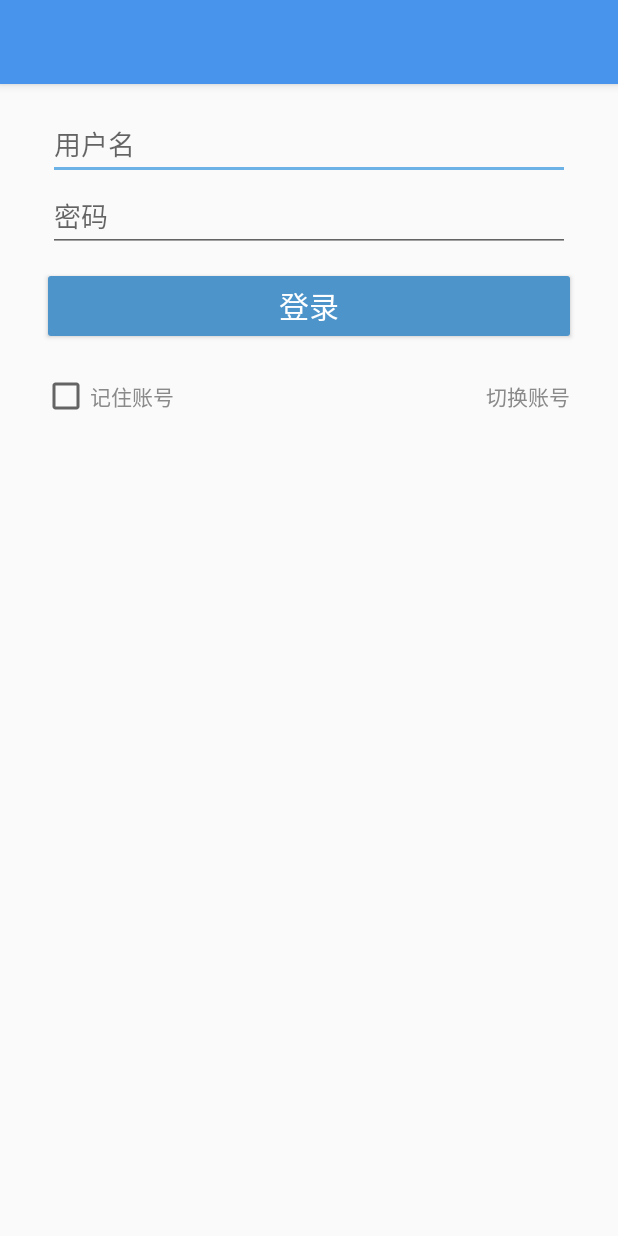
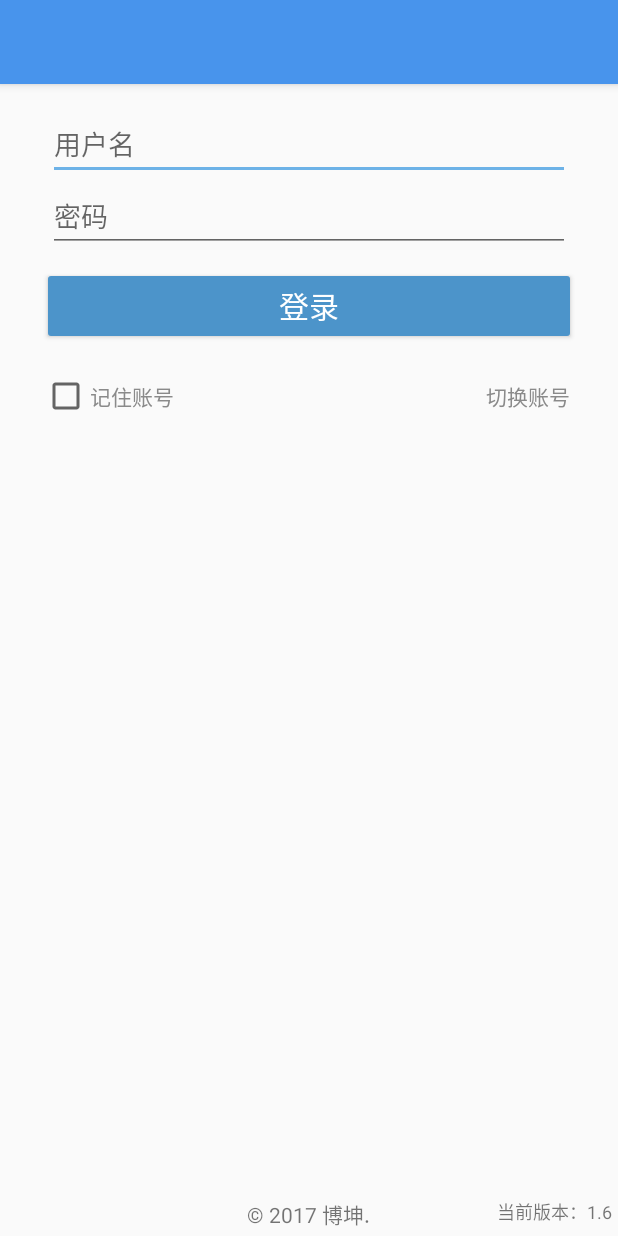
Before and after one commit to darenjia/JCApp, an Android app: the layout activity_mylogin.xml on its own in the app's theme, with its tools: preview values and no code run, on a phone screen of 412 x 824 dp. Run offline under Robolectric (Android 15) with nearby library versions, the phone set to English and light mode, and no system bars.

Commit message:
修改版本为1.7,解决数据表升级数据错位问题

```diff
--- a/app/build.gradle
+++ b/app/build.gradle
@@ -7,8 +7,8 @@ android {
         applicationId "com.bokun.bkjcb.jcapp"
         minSdkVersion 16
         targetSdkVersion 25
-        versionCode 6
-        versionName "1.5"
+        versionCode 7
+        versionName "1.7"
         testInstrumentationRunner "android.support.test.runner.AndroidJUnitRunner"
         /* vectorDrawables.useSupportLibrary = true
          buildConfigField "boolean", "ENABLE_ANALYTICS", "true"*/
--- a/app/src/main/java/com/bokun/bkjcb/on_siteinspection/Activity/LoginActivity.java
+++ b/app/src/main/java/com/bokun/bkjcb/on_siteinspection/Activity/LoginActivity.java
@@ -53,6 +53,7 @@ public class LoginActivity extends BaseActivity implements RequestListener {
     private boolean isRemberPass;
     private String passWord;
     private String ip;
+    private TextView version;
 
     private static class MyHandler extends Handler {
         private final WeakReference<LoginActivity> mActivity;
@@ -118,6 +119,7 @@ public class LoginActivity extends BaseActivity implements RequestListener {
         mLoginView = (LinearLayout) findViewById(R.id.logining_view);
         mRembPass = (CheckBox) findViewById(R.id.login_pass_remb);
         mCardView = (CardView) findViewById(R.id.login_cardview);
+        version = (TextView) findViewById(R.id.version);
         Toolbar toolbar = (Toolbar) findViewById(R.id.toolbar);
         toolbar.setTitle("登录");
         setSupportActionBar(toolbar);
@@ -273,6 +275,7 @@ public class LoginActivity extends BaseActivity implements RequestListener {
 //            mPassword.setText(password);
             mRembPass.setChecked(true);
         }
+        version.setText("当前版本：" + Utils.getVersion(this));
         new CheckUpUtil(this).checkUpadte(false, true);
 
 //        mUserName.setText("ljl_qs");
--- a/app/src/main/java/com/bokun/bkjcb/on_siteinspection/SQLite/SQLiteOpenUtil.java
+++ b/app/src/main/java/com/bokun/bkjcb/on_siteinspection/SQLite/SQLiteOpenUtil.java
@@ -6,7 +6,6 @@ import android.database.sqlite.SQLiteDatabase;
 import android.database.sqlite.SQLiteOpenHelper;
 
 import com.bokun.bkjcb.on_siteinspection.Utils.Constants;
-import com.elvishew.xlog.XLog;
 
 /**
  * Created by DengShuai on 2017/3/20.
@@ -42,7 +41,7 @@ public class SQLiteOpenUtil extends SQLiteOpenHelper {
                 db.execSQL(Constants.CREATE_NEW_CHECKPALN);
                 db.execSQL(Constants.INSERT_DATA_CHECKPLAN);
                 db.execSQL(Constants.DROP_TEMP);
-                XLog.i("修改");
+//                XLog.i("修改");
 //                break;
             case 4:
                 //修改CheckResult表，添加aq_lh_id字段，区分检查结果所属计划
--- a/app/src/main/res/layout/activity_mylogin.xml
+++ b/app/src/main/res/layout/activity_mylogin.xml
@@ -23,7 +23,8 @@
 
     <LinearLayout
         android:layout_width="match_parent"
-        android:layout_height="match_parent"
+        android:layout_height="0dp"
+        android:layout_weight="1"
         android:orientation="vertical"
         android:padding="@dimen/text_margin">
 
@@ -127,6 +128,27 @@
                 android:text="@string/action_change_user"
                 android:textColor="#8a8a8a" />
         </RelativeLayout>
+
     </LinearLayout>
 
+    <RelativeLayout
+        android:layout_width="match_parent"
+        android:layout_height="wrap_content">
+        <TextView
+            android:layout_width="wrap_content"
+            android:layout_height="wrap_content"
+            android:layout_centerHorizontal="true"
+            android:padding="4dp"
+            android:text="© 2017 博坤." />
+        <TextView
+            android:id="@+id/version"
+            android:layout_width="wrap_content"
+            android:layout_height="wrap_content"
+            android:layout_alignParentEnd="true"
+            android:layout_alignParentRight="true"
+            android:padding="4dp"
+            android:textSize="12sp"
+            android:text="当前版本：1.6" />
+    </RelativeLayout>
+
 </LinearLayout>
```
Also changed, not shown: app/src/main/java/com/bokun/bkjcb/on_siteinspection/Utils/Constants.java (+8 -8 lines).
